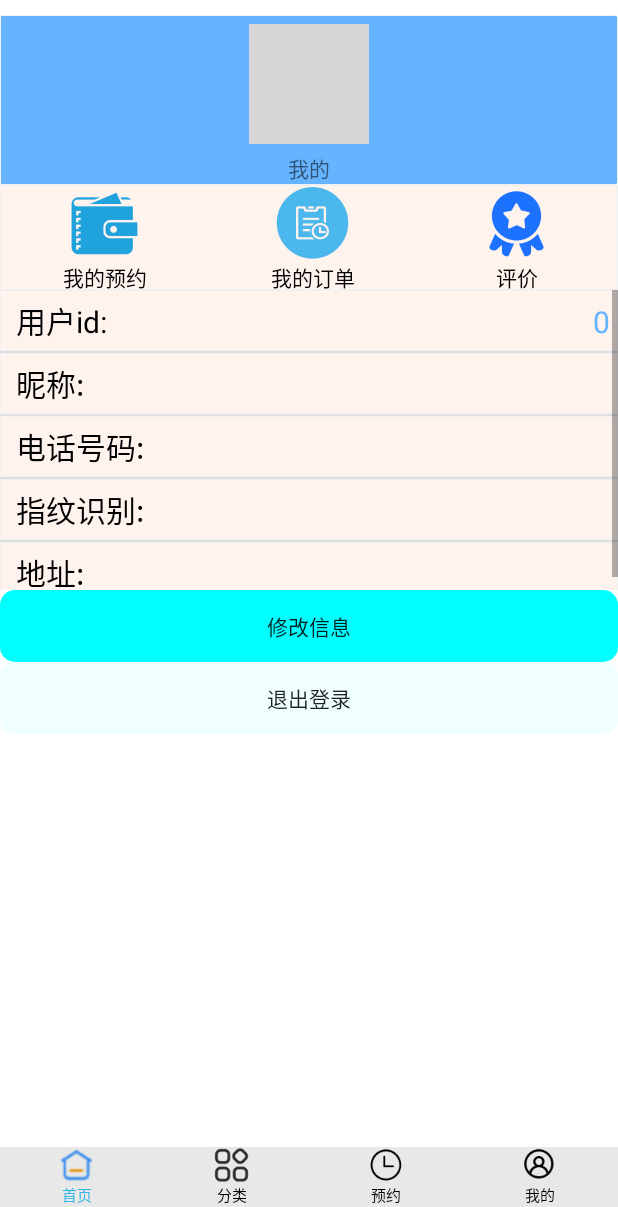
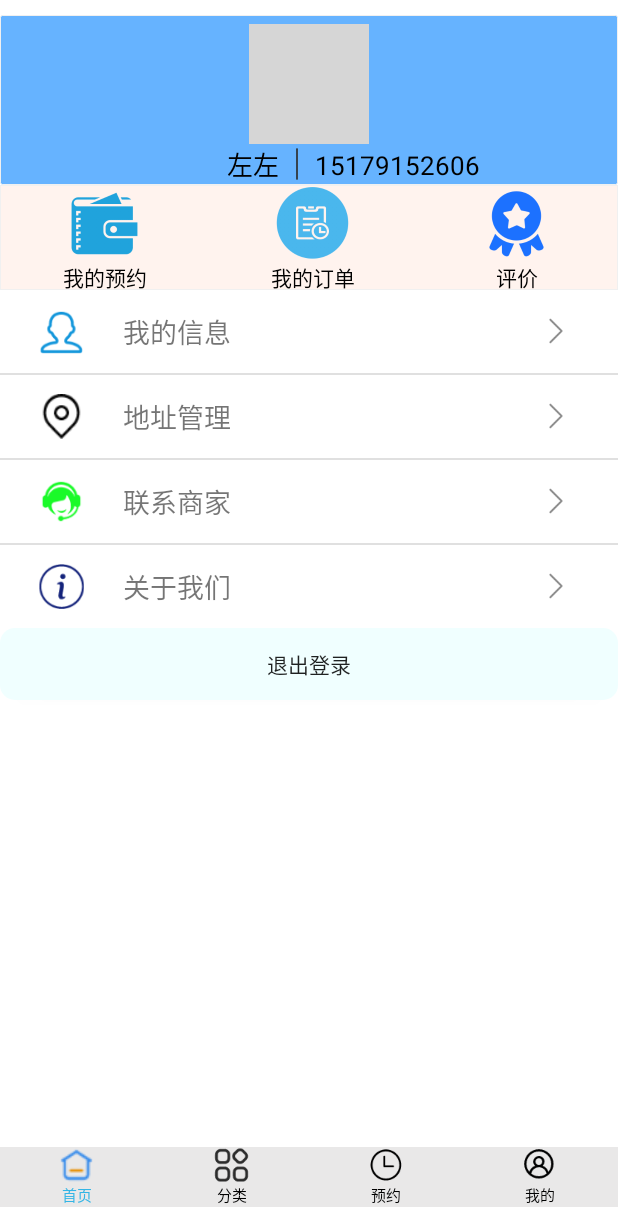
Before and after one commit to casualleftZ/shousi-master, an Android app: the fragment User_fragment placed in its activity, on a phone screen of 412 x 824 dp, the part 29-1236 px from its top. Run offline under Robolectric (Android 15) with nearby library versions, the light colour scheme and no system bars; pictures from the network do not load; 2 statements that could not run were skipped; grey boxes are pictures that could not be loaded.

Commit message:
修改个人中心

```diff
--- a/app/src/main/AndroidManifest.xml
+++ b/app/src/main/AndroidManifest.xml
@@ -49,6 +49,12 @@
         </activity>
         <activity android:name="comqwera.mingrisoft.shousi.business.activity.UserorderActivity">
         </activity>
+        <activity android:name=".MymessageActivity">
+        </activity>
+        <activity android:name=".MyadressActivity">
+        </activity>
+        <activity android:name=".AddadressActivity">
+        </activity>
     </application>
 
 </manifest>
--- a/app/src/main/java/comqwera/mingrisoft/shousi/activity/fragment/User_fragment.java
+++ b/app/src/main/java/comqwera/mingrisoft/shousi/activity/fragment/User_fragment.java
@@ -15,23 +15,19 @@ import android.support.v4.app.ActivityCompat;
 import android.support.v4.content.ContextCompat;
 import android.support.v7.app.AlertDialog;
 import android.view.View;
-import android.widget.Button;
-import android.widget.ImageView;
-import android.widget.LinearLayout;
-import android.widget.ListView;
-
+import android.widget.*;
 
 
 import comqwera.mingrisoft.shousi.DAO.Login1DAO;
-import comqwera.mingrisoft.shousi.DAO.MyuserDAO;
-import comqwera.mingrisoft.shousi.activity.Adapter.UserAdapter;
 import comqwera.mingrisoft.shousi.activity.activity.*;
 
 import comqwera.mingrisoft.shousi.model.User;
 
 
 import java.util.ArrayList;
+import java.util.HashMap;
 import java.util.List;
+import java.util.Map;
 
 
 public class User_fragment extends Basefragment{
@@ -42,9 +38,14 @@ public class User_fragment extends Basefragment{
     private int u_id;
     private ImageView daifukuang_picture;
     private ImageView lishidingdan_picture;
+    private ListView list_view;
+    private int[] imageId = new int[]{R.mipmap.mymessage,R.mipmap.dingwei,R.mipmap.customer ,R.mipmap.aboutus};
+    private String[] wenzi = new String[]{"我的信息","地址管理","联系商家","关于我们"};
+    private int[] imageId1 = new int[]{R.mipmap.more,R.mipmap.more,R.mipmap.more,R.mipmap.more};
+
     public View initview() {
         View view = View.inflate (mcontext, R.layout.user_activity, null);
-
+        list_view=(ListView)view.findViewById(R.id.list_view) ;
         tuichudenglu = view.findViewById (R.id.tuichudenglu);
         daifukuang_picture= view.findViewById(R.id.daifukuang_picture);
         lishidingdan_picture=view.findViewById(R.id.lishidingdan_picture);
@@ -72,15 +73,9 @@ public class User_fragment extends Basefragment{
                 getActivity().finish();
             }
         });//退出按钮
-        xiugaixinxi= view.findViewById(R.id.xiugaixinxi);
-        xiugaixinxi.setOnClickListener(new View.OnClickListener(){
-            @Override
-            public void onClick(View v){
-                Intent wodexinxi=new Intent(getActivity(),updatewode.class);
-                startActivity(wodexinxi);
-                getActivity().finish();
-            }
-        });//修改信息按钮
+
+
+
         img_show= view.findViewById(R.id.wode_picture);
 
         img_show.setOnClickListener(new View.OnClickListener() {
@@ -88,47 +83,54 @@ public class User_fragment extends Basefragment{
             @Override
 
             public void onClick(View v) {
+                goToast();
+            }
+        });
+        list();
 
-                goToast();
-
-            }
-
-        });
-
-        initUser ();//初始化信息数据
-        UserAdapter adapter = new UserAdapter(getActivity (), R.layout.user_xinxi, userlist);
-        ListView listView = view.findViewById (R.id.list_view);
-        listView.setAdapter (adapter);
         return view;
     }
-    private String username;
-    private String address1;
-    private String phone1;
-    private String _id;
-    private String zhiwen1;
-    private void initUser(){//信息显示
 
-        Login1DAO login1DAO=new Login1DAO(getActivity());   //建立login1对象
+    public void list(){
+        List<Map<String,Object>> listItems = new ArrayList<>();
+        for (int i = 0; i < imageId.length; i++ ){
+            Map<String,Object> map = new HashMap<>();
+            map.put("image",imageId[i]);
+            map.put("text",wenzi[i]);
+            map.put("image1",imageId1[i]);
+            listItems.add(map);
+        }
+        SimpleAdapter adapter = new SimpleAdapter(
+                getActivity(),
+                listItems,
+                R.layout.my_user,
+                new  String[]{"image","text","image1"},
+                new int[] {R.id.image, R.id.text, R.id.image1}
+        );
+        list_view.setAdapter(adapter);
+        //设置listview点击事件
+        list_view.setOnItemClickListener(new AdapterView.OnItemClickListener() {
+            @Override
+            public void onItemClick(AdapterView<?> parent, View view, int position, long id) {
+                //position 点击的Item位置，从0开始算
+                // Intent intent=new Intent();
+                // intent.putExtra("xx","");//传递给下一个Activity的值
+                //  startActivity(intent);//启动Activity
+                if (position == 0){
+                    startActivity(new Intent(getActivity(),MymessageActivity.class));}
+                if (position == 1){
+                    startActivity(new Intent(getActivity(),MyadressActivity.class));}
+                if (position == 2){
+                    startActivity(new Intent(getActivity(),MymessageActivity.class));
+                }
+                if (position == 3){
+                    startActivity(new Intent(getActivity(),MymessageActivity.class));
+                }
+            }
+        });
+    }
 
-        u_id=login1DAO.find(1).getU_id();      //通过login1dao查找u_id
-        zhiwen1=Integer.toString(login1DAO.find(1).getZhiwen());
-        _id= Integer.toString (u_id);
-        MyuserDAO myuserDAO=new MyuserDAO(getActivity());
-        username=myuserDAO.find2(u_id).getU_nickname();
-        address1=myuserDAO.find2(u_id).getU_adress();
-        phone1=myuserDAO.find2(u_id).getU_phone2();
-        User id=new User ("用户id:",_id);
-        userlist.add (id);
-        User nicheng=new User ("昵称:" ,username);
-        userlist.add (nicheng);
-        User zhiwen=new User ("电话号码:",phone1);
-        userlist.add (zhiwen);
-        User phone=new User ("指纹识别:",zhiwen1);
-        userlist.add (phone);
-        User address=new User ("地址:",address1);
-        userlist.add (address);
-     //显示我的信息
-    }
+
 
     public void initDate(){
         super.initDate();
--- a/app/src/main/res/layout/activity_seach_user.xml
+++ b/app/src/main/res/layout/activity_seach_user.xml
@@ -6,6 +6,7 @@
         android:layout_width="match_parent"
         android:layout_height="match_parent"
         android:layout_marginTop="10dp"
+        android:orientation="vertical"
         tools:context="comqwera.mingrisoft.shousi.business.activity.SeachUserActivity">
     <EditText
             android:id="@+id/bus_tv_seach"
--- /dev/null
+++ b/app/src/main/res/layout/my_user.xml
@@ -0,0 +1,29 @@
+<?xml version="1.0" encoding="utf-8"?>
+<LinearLayout xmlns:android="http://schemas.android.com/apk/res/android"
+              android:layout_width="match_parent"
+              android:layout_height="55dp"
+              android:orientation="horizontal"
+              android:gravity="center_vertical">
+
+    <ImageView
+            android:id="@+id/image"
+            android:layout_width="0dp"
+            android:layout_weight="1"
+            android:layout_height="30dp"
+            android:src="@mipmap/mymessage" />
+    <TextView
+            android:id="@+id/text"
+            android:layout_width="0dp"
+            android:layout_weight="3"
+            android:layout_height="wrap_content"
+            android:text="我的信息"
+            android:textSize="18sp"/>
+    <ImageView
+            android:id="@+id/image1"
+            android:layout_width="0dp"
+            android:layout_weight="1"
+            android:layout_height="20dp"
+            android:src="@mipmap/more"/>
+
+
+</LinearLayout>
--- a/app/src/main/res/layout/user_activity.xml
+++ b/app/src/main/res/layout/user_activity.xml
@@ -9,29 +9,52 @@
 >
 
     <LinearLayout
-            android:layout_marginTop="10dp"
-        android:layout_width="fill_parent"
+        android:layout_marginTop="10dp"
+        android:layout_width="match_parent"
         android:layout_height="wrap_content"
         android:background="@drawable/bluebiankuang"
         android:orientation="vertical"
+        android:gravity="center"
         android:id="@+id/wode_login">
 
         <comqwera.mingrisoft.shousi.activity.View.RoundImageView
             android:id="@+id/wode_picture"
             android:layout_width="80dp"
             android:layout_height="80dp"
-            android:layout_gravity="center"
             android:layout_marginTop="5dp"
-            android:src="@mipmap/wode" />
+            android:src="@mipmap/wode"
+            android:gravity="center"/>
+        <LinearLayout
+                android:layout_width="wrap_content"
+                android:layout_height="wrap_content"
+                android:orientation="horizontal"
+                android:layout_marginLeft="30dp">
+
+        <TextView
+                android:id="@+id/user_name"
+                android:layout_width="wrap_content"
+                android:layout_height="wrap_content"
+                android:layout_toLeftOf="@id/user_line"
+                android:textSize="17sp"
+                android:textColor="#000000"
+                android:text="左左"/>
+            <ImageView
+                android:id="@+id/user_line"
+                android:layout_width="wrap_content"
+                android:layout_height="wrap_content"
+                android:layout_gravity="center"
+                android:src="@mipmap/user_line"/>
 
 
-        <TextView
-            android:layout_width="wrap_content"
-            android:layout_height="wrap_content"
-            android:layout_below="@+id/wode_picture"
-            android:layout_gravity="center"
-            android:layout_marginTop="5dp"
-            android:text="我的" />
+            <TextView
+                android:id="@+id/user_val"
+                android:layout_width="wrap_content"
+                android:layout_height="wrap_content"
+                android:textSize="17sp"
+                android:textColor="#000000"
+                android:text="15179152606"
+                android:layout_toRightOf="@id/user_line"/>
+    </LinearLayout>
     </LinearLayout>
     <LinearLayout
         android:layout_width="fill_parent"
@@ -88,32 +111,18 @@
             android:textColor="#000000"/>
     </LinearLayout>
     </LinearLayout>
+
     <ListView
         android:layout_width="match_parent"
-        android:layout_height="200dp"
+        android:layout_height="wrap_content"
         android:id="@+id/list_view"></ListView>
-    <RelativeLayout
-            android:layout_width="fill_parent"
-            android:layout_height="wrap_content"
-            android:gravity="center"
-
-    >
-        <Button
-                android:layout_width="fill_parent"
-                android:layout_height="wrap_content"
-                android:id="@+id/xiugaixinxi"
-                android:text="修改信息"
-                android:background="@drawable/loginbutton"
-                android:layout_gravity="center"
-        />
         <Button
             android:layout_width="fill_parent"
             android:layout_height="wrap_content"
             android:id="@+id/tuichudenglu"
             android:background="@drawable/loginbutton2"
             android:text="退出登录"
-            android:layout_gravity="center"
-            android:layout_below="@id/xiugaixinxi"
-    />
-    </RelativeLayout>
+            android:layout_gravity="center"/>
+
+
 </LinearLayout>
```
Also changed, not shown: app/src/main/java/comqwera/mingrisoft/shousi/activity/activity/AddadressActivity.java (added, +13 -0 lines), app/src/main/java/comqwera/mingrisoft/shousi/activity/activity/MyadressActivity.java (added, +27 -0 lines), app/src/main/java/comqwera/mingrisoft/shousi/activity/activity/MymessageActivity.java (added, +29 -0 lines), app/src/main/res/layout/activity_addadress.xml (added, +10 -0 lines), app/src/main/res/layout/activity_myadress.xml (added, +35 -0 lines), app/src/main/res/layout/activity_mymessage.xml (added, +37 -0 lines), app/src/main/res/mipmap-xhdpi/aboutus.png (added), app/src/main/res/mipmap-xhdpi/customer.png (added), app/src/main/res/mipmap-xhdpi/more.png (added), app/src/main/res/mipmap-xhdpi/mycollect.png (added), app/src/main/res/mipmap-xhdpi/mymessage.png (added), app/src/main/res/mipmap-xhdpi/user_line.png (added).
